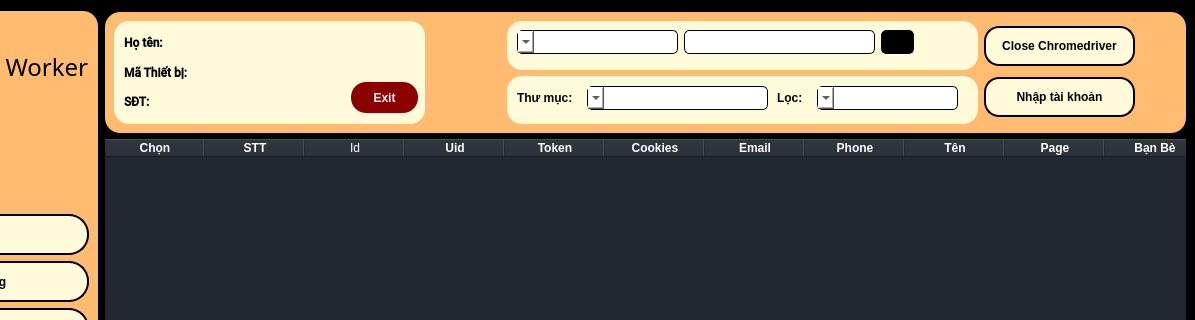
Old version of the form Form/mainwindow.ui in the repository letrquan/AutoWoker; both pictures show x 187 to 1382 and y 0 to 320 of the 1382 by 723 pixel window.
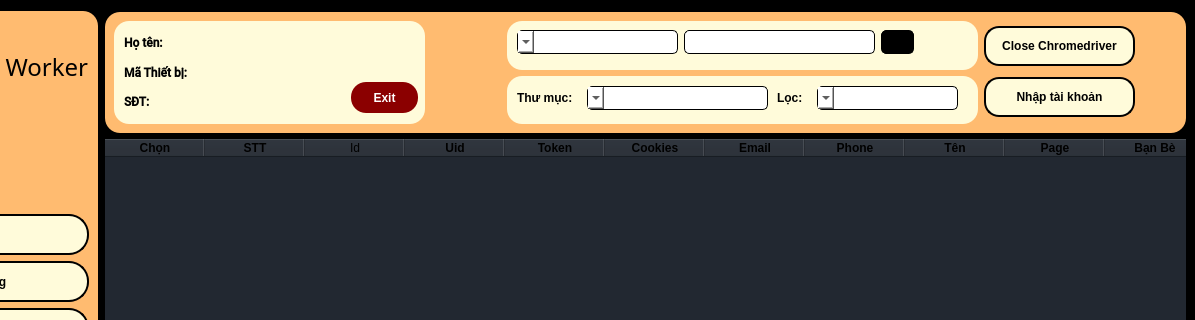
New version of the form. Icons and pictures are not drawn.

The edit to the form file:
```diff
--- a/Form/mainwindow.ui
+++ b/Form/mainwindow.ui
@@ -1170,7 +1170,8 @@
     </property>
     <property name="styleSheet">
      <string notr="true">background-color: #222831;
-color: white;</string>
+color: black;
+</string>
     </property>
     <property name="showGrid">
      <bool>true</bool>
```
